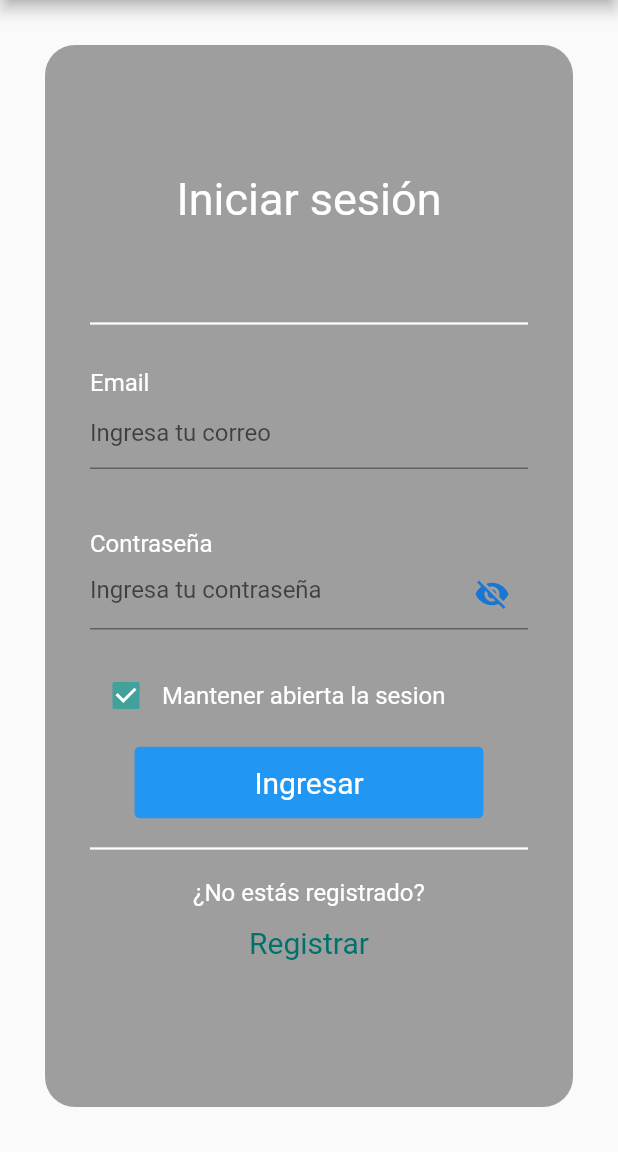
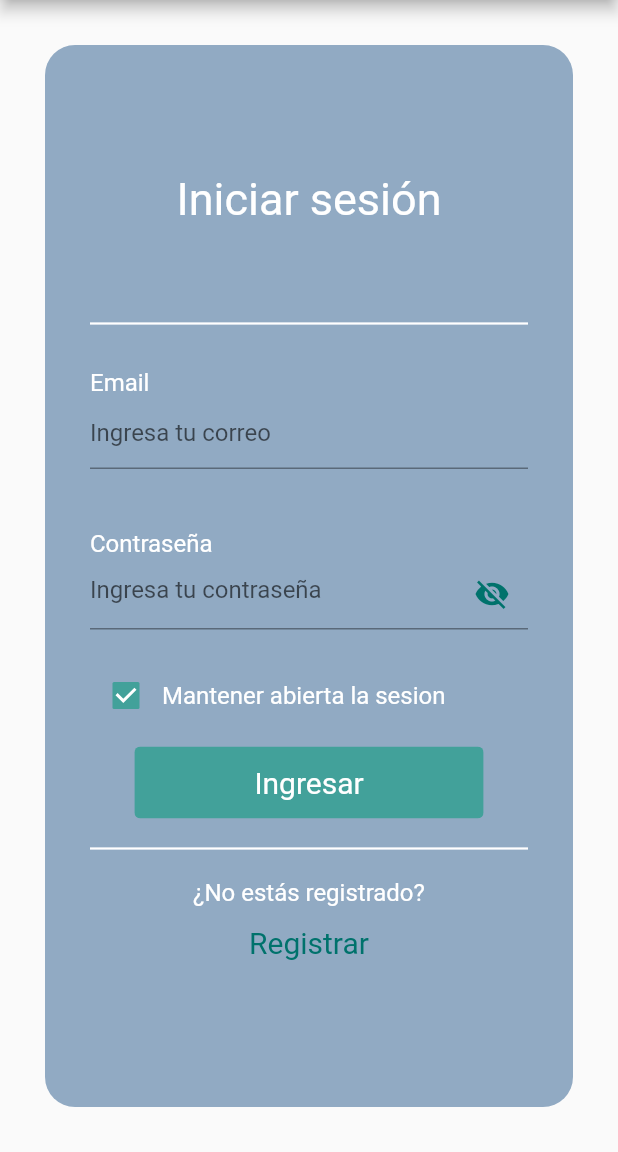
Before and after one commit to MarcosValdez/aplicativo-turismo, a Flutter app: the screen it shows after launch, on a phone screen of 412 x 824 dp, the part 84-1236 px from its top. Run offline on Flutter 3.47's test engine with Material 2 defaults, Android fonts, the light colour scheme and no system bars; our stand-ins replace carousel_slider, cloud_firestore, firebase_auth, firebase_core, firebase_storage, fluttertoast and 2 more; accounts and stored records are empty; Roboto replaces fonts that are missing (Georgia).

Commit message:
feat: Theme colors added to login

```diff
--- a/lib/color_constants.dart
+++ b/lib/color_constants.dart
@@ -10,4 +10,6 @@ class ColorConstants {
   static Color secondaryDarkColor =  const Color(0xFF00726c);
   static Color primaryTextColor = const Color(0xFF000000);
   static Color secondaryTextColor = const Color(0xFF000000);
+
+  static Color fondoForms = const Color(0xFF91aac3);
 }
--- a/lib/screens/User/login.dart
+++ b/lib/screens/User/login.dart
@@ -1,3 +1,4 @@
+import 'package:aplicativo_turismo/color_constants.dart';
 import 'package:aplicativo_turismo/screens/User/register.dart';
 import 'package:aplicativo_turismo/screens/menu.dart';
 import 'package:firebase_auth/firebase_auth.dart';
@@ -39,7 +40,7 @@ class _LoginPageState extends State<LoginPage> {
       key: _formKey,
       child: Container(
         decoration: BoxDecoration(
-            borderRadius: BorderRadius.circular(20), color: Colors.grey),
+            borderRadius: BorderRadius.circular(20), color: ColorConstants.fondoForms),
         padding: const EdgeInsets.all(30),
         margin: const EdgeInsets.all(30),
         child: Center(
@@ -135,7 +136,7 @@ class _LoginPageState extends State<LoginPage> {
                   _passwordVisible
                       ? Icons.visibility
                       : Icons.visibility_off,
-                  color: Theme.of(context).primaryColorDark,
+                  color: ColorConstants.primaryColor,
                 ),
                 onPressed: () {
                   // Update the state i.e. toogle the state of passwordVisible variable
@@ -167,6 +168,7 @@ class _LoginPageState extends State<LoginPage> {
           onChanged: (bool? value) {
             this.valuebox = value!;
           },
+          activeColor: ColorConstants.secondaryColor,
         ),
         txt_blanco("Mantener abierta la sesion", 16)
       ],
@@ -184,7 +186,7 @@ class _LoginPageState extends State<LoginPage> {
             Positioned.fill(
               child: Container(
                 decoration:
-                const BoxDecoration(color: Colors.blue),
+                BoxDecoration(color: ColorConstants.secondaryColor),
               ),
             ),
             TextButton(
```
